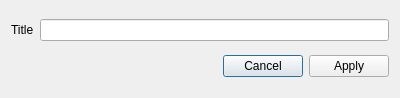
The window that history.ui (kroenecker/japanified) describes before a commit, drawn with Qt 5.
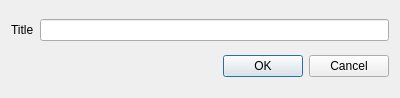
The same window after the commit.

Commit message: Added saving to history.  Dialog labels.  TODO: History edict word save and think about threading the history.

What changed in the file:
```diff
--- a/history.ui
+++ b/history.ui
@@ -30,7 +30,7 @@
       <enum>Qt::Horizontal</enum>
      </property>
      <property name="standardButtons">
-      <set>QDialogButtonBox::Apply|QDialogButtonBox::Cancel</set>
+      <set>QDialogButtonBox::Cancel|QDialogButtonBox::Ok</set>
      </property>
     </widget>
    </item>
```
Left out of the diff: 4 changed lines with no effect on the pictures. The commit also changes 9 other files.
